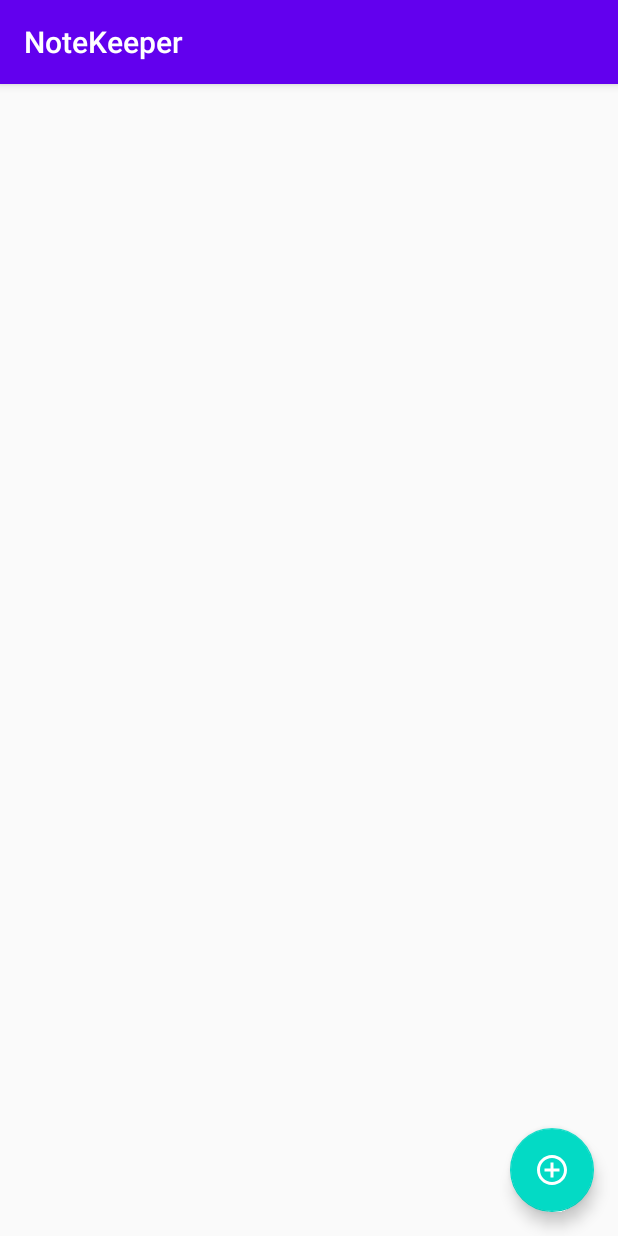
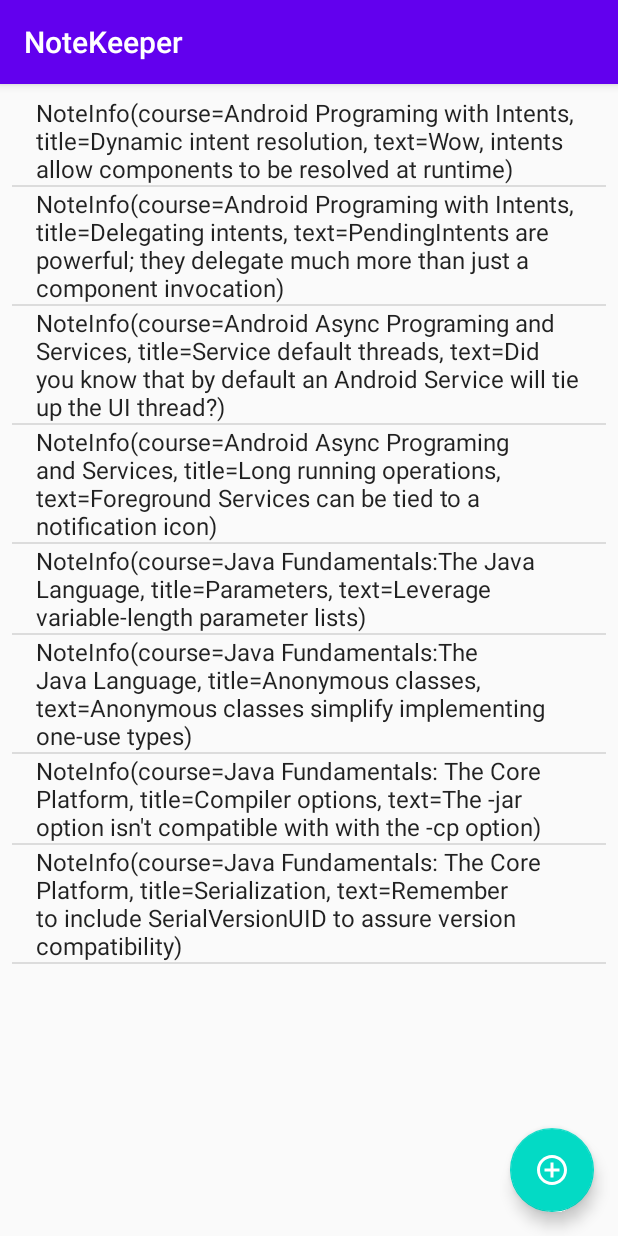
Before and after one commit to StanMandela/GADS2022_Android, an Android app: the screen it shows after launch (NoteListActivity), on a phone screen of 412 x 824 dp. Run offline under Robolectric (Android 15) with nearby library versions, the phone set to English and light mode, and no system bars; our stand-ins replace navigation-ui.

Commit message:
sorted fab floating action bar: lesson 5 Donegit add .

```diff
--- a/app/build.gradle
+++ b/app/build.gradle
@@ -34,6 +34,9 @@ android {
     kotlinOptions {
         jvmTarget = "1.8"
     }
+    viewBinding {
+        enabled true
+    }
 
 }
 
--- a/app/src/main/AndroidManifest.xml
+++ b/app/src/main/AndroidManifest.xml
@@ -11,6 +11,7 @@
         android:theme="@style/AppTheme">
         <activity
             android:name=".NoteListActivity"
+            android:exported="true"
             android:label="@string/title_activity_note_list"
             android:theme="@style/AppTheme.NoActionBar">
             <intent-filter>
@@ -22,7 +23,10 @@
         <activity
             android:name=".MainActivity"
             android:label="@string/app_name"
-            android:theme="@style/AppTheme.NoActionBar">
+            android:theme="@style/AppTheme.NoActionBar"
+            android:exported="true">
+
+
         </activity>
     </application>
 
--- a/app/src/main/java/com/example/trialapp/DataManager.kt
+++ b/app/src/main/java/com/example/trialapp/DataManager.kt
@@ -8,6 +8,7 @@ object DataManager {
     //initializer block
     init {
         initializeCourses()
+        initializeNotes()
 
     }
 
@@ -23,4 +24,38 @@ object DataManager {
 
 
     }
+    private fun initializeNotes() {
+
+        var course = courses["android_intents"]!!
+        var note = NoteInfo(course, "Dynamic intent resolution",
+            "Wow, intents allow components to be resolved at runtime")
+        notes.add(note)
+        note = NoteInfo(course, "Delegating intents",
+            "PendingIntents are powerful; they delegate much more than just a component invocation")
+        notes.add(note)
+
+        course = courses["android_async"]!!
+        note = NoteInfo(course, "Service default threads",
+            "Did you know that by default an Android Service will tie up the UI thread?")
+        notes.add(note)
+        note = NoteInfo(course, "Long running operations",
+            "Foreground Services can be tied to a notification icon")
+        notes.add(note)
+
+        course = courses["java_lang"]!!
+        note = NoteInfo(course, "Parameters",
+            "Leverage variable-length parameter lists")
+        notes.add(note)
+        note = NoteInfo(course, "Anonymous classes",
+            "Anonymous classes simplify implementing one-use types")
+        notes.add(note)
+
+        course = courses["java_core"]!!
+        note = NoteInfo(course, "Compiler options",
+            "The -jar option isn't compatible with with the -cp option")
+        notes.add(note)
+        note = NoteInfo(course, "Serialization",
+            "Remember to include SerialVersionUID to assure version compatibility")
+        notes.add(note)
+    }
 }
--- a/app/src/main/java/com/example/trialapp/MainActivity.kt
+++ b/app/src/main/java/com/example/trialapp/MainActivity.kt
@@ -1,5 +1,6 @@
 package com.example.trialapp
 
+import android.content.Intent
 import android.os.Bundle
 import com.google.android.material.snackbar.Snackbar
 import androidx.appcompat.app.AppCompatActivity
@@ -27,6 +28,7 @@ class MainActivity : AppCompatActivity() {
         notePosition= intent.getIntExtra(EXTRA_NOTE_POSITION, POSITION_IS_NOT_SET)
         if(notePosition != POSITION_IS_NOT_SET)
             displayNote()
+
     }
 
     private fun displayNote() {
--- a/app/src/main/java/com/example/trialapp/NoteListActivity.kt
+++ b/app/src/main/java/com/example/trialapp/NoteListActivity.kt
@@ -2,36 +2,41 @@ package com.example.trialapp
 
 import android.content.Intent
 import android.os.Bundle
-import android.view.View
 import android.widget.ArrayAdapter
-import android.widget.ListView
 import com.google.android.material.snackbar.Snackbar
 import androidx.appcompat.app.AppCompatActivity
+import androidx.navigation.findNavController
+import androidx.navigation.ui.AppBarConfiguration
+import androidx.navigation.ui.navigateUp
+import androidx.navigation.ui.setupActionBarWithNavController
 import kotlinx.android.synthetic.main.activity_main.*
-
+import kotlinx.android.synthetic.main.activity_main.toolbar
+import kotlinx.android.synthetic.main.activity_note_list.*
 import kotlinx.android.synthetic.main.content_note_list.*
 
 class NoteListActivity : AppCompatActivity() {
+
+    private lateinit var appBarConfiguration: AppBarConfiguration
 
     override fun onCreate(savedInstanceState: Bundle?) {
         super.onCreate(savedInstanceState)
         setContentView(R.layout.activity_note_list)
         setSupportActionBar(toolbar)
 
-        fab.setOnClickListener { view ->
+        fab.setOnClickListener{ view ->
             val activityIntent = Intent(this, MainActivity::class.java)
             startActivity(activityIntent)
         }
 
         list_notes.adapter= ArrayAdapter(this,
-            android.R.layout.simple_list_item_1,
-            DataManager.notes
-        )
-        list_notes.setOnItemClickListener{parent,view,position,id->
+        android.R.layout.simple_list_item_1, DataManager.notes)
+        list_notes.setOnItemClickListener{parent,view,position,id ->
             val activityIntent = Intent(this, MainActivity::class.java)
-            activityIntent.putExtra(EXTRA_NOTE_POSITION,position)
+            activityIntent.putExtra(EXTRA_NOTE_POSITION, position)
             startActivity(activityIntent)
         }
+
     }
 
+
 }
--- /dev/null
+++ b/app/src/main/res/values-land/dimens.xml
@@ -0,0 +1,3 @@
+<resources>
+    <dimen name="fab_margin">48dp</dimen>
+</resources>
--- /dev/null
+++ b/app/src/main/res/values-w1240dp/dimens.xml
@@ -0,0 +1,3 @@
+<resources>
+    <dimen name="fab_margin">200dp</dimen>
+</resources>
--- /dev/null
+++ b/app/src/main/res/values-w600dp/dimens.xml
@@ -0,0 +1,3 @@
+<resources>
+    <dimen name="fab_margin">48dp</dimen>
+</resources>
--- /dev/null
+++ b/app/src/main/res/values/themes.xml
@@ -0,0 +1,4 @@
+<resources>
+
+
+</resources>
--- a/build.gradle
+++ b/build.gradle
@@ -9,7 +9,7 @@ buildscript {
     }
     dependencies {
         classpath 'com.android.tools.build:gradle:3.6.4'
-        classpath "org.jetbrains.kotlin:kotlin-gradle-plugin:$kotlin_version"
+        classpath "org.jetbrains.kotlin:kotlin-gradle-plugin:1.6.10"
 
         // NOTE: Do not place your application dependencies here; they belong
         // in the individual module build.gradle files
```
Also changed, not shown: app/src/main/res/layout/activity_main.xml (+0 -8 lines), app/src/main/res/layout/content_main.xml (+7 -6 lines), app/src/main/res/layout/fragment_first2.xml (deleted, +0 -28 lines), app/src/main/res/layout/fragment_second.xml (deleted, +0 -27 lines), app/src/main/res/layout/fragment_second2.xml (deleted, +0 -27 lines), app/src/main/res/navigation/nav_graph3.xml (added, +28 -0 lines).
